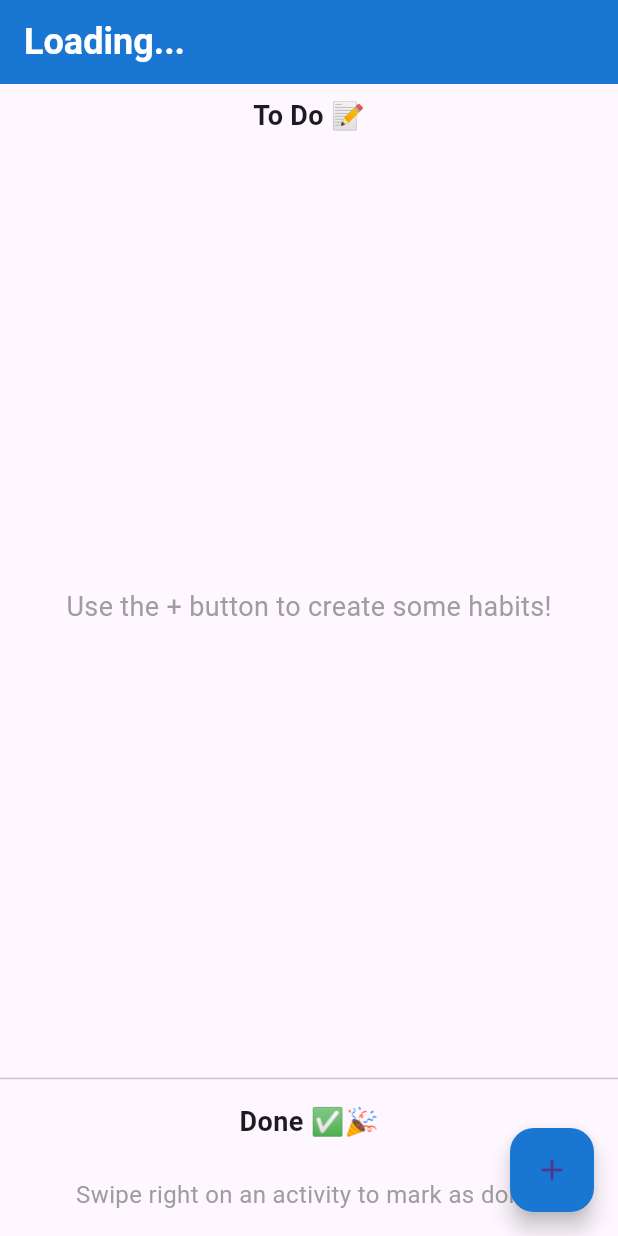
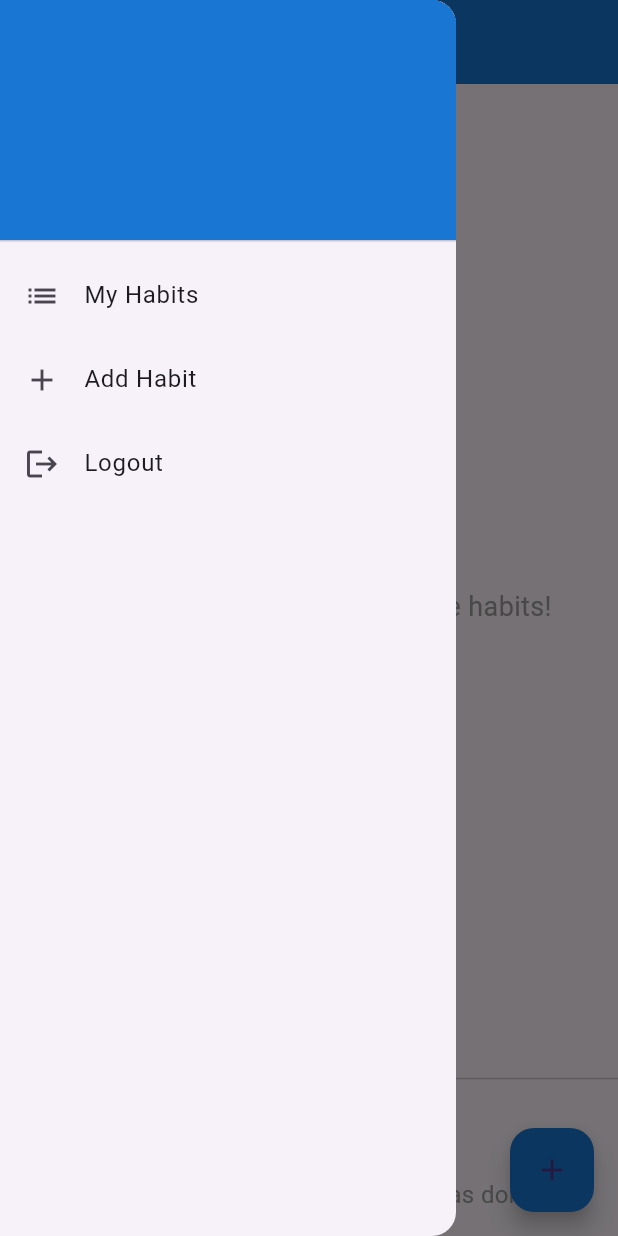
Before and after one commit to jassimhameed3-gif/habit_tracker, a Flutter app: the HabitTrackerScreen screen opened directly with empty values, with the side drawer open (before the commit the screen has no drawer), on a phone screen of 412 x 824 dp. Run offline on Flutter 3.47's test engine with Material 3 defaults, Android fonts, the phone set to English and light mode, and no system bars; our stand-ins replace fluttertoast, shared_preferences; accounts and stored records are empty.

Commit message:
Add menu drawer to Habit Tracker

```diff
--- a/lib/habit_tracker_screen.dart
+++ b/lib/habit_tracker_screen.dart
@@ -4,6 +4,7 @@ import 'package:flutter/material.dart';
 import 'package:shared_preferences/shared_preferences.dart';
 
 import 'add_habit_screen.dart';
+import 'login_screen.dart';
 
 class HabitTrackerScreen extends StatefulWidget {
   final String username;
@@ -77,6 +78,60 @@ class _HabitTrackerScreenState extends State<HabitTrackerScreen> {
         ),
         automaticallyImplyLeading: true,
       ),
+      drawer: Drawer(
+        child: ListView(
+          padding: EdgeInsets.zero,
+          children: [
+            DrawerHeader(
+              decoration: BoxDecoration(
+                color: Colors.blue.shade700,
+              ),
+              child: Text(
+                name.isNotEmpty ? name : widget.username,
+                style: const TextStyle(
+                  color: Colors.white,
+                  fontSize: 24,
+                  fontWeight: FontWeight.bold,
+                ),
+              ),
+            ),
+            ListTile(
+              leading: const Icon(Icons.list),
+              title: const Text('My Habits'),
+              onTap: () {
+                Navigator.pop(context);
+              },
+            ),
+            ListTile(
+              leading: const Icon(Icons.add),
+              title: const Text('Add Habit'),
+              onTap: () {
+                Navigator.pop(context);
+                Navigator.push(
+                  context,
+                  MaterialPageRoute(
+                    builder: (context) => const AddHabitScreen(),
+                  ),
+                ).then((_) {
+                  _loadUserData();
+                });
+              },
+            ),
+            ListTile(
+              leading: const Icon(Icons.logout),
+              title: const Text('Logout'),
+              onTap: () {
+                Navigator.pushReplacement(
+                  context,
+                  MaterialPageRoute(
+                    builder: (context) => const LoginScreen(),
+                  ),
+                );
+              },
+            ),
+          ],
+        ),
+      ),
       body: Column(
         children: [
           const Padding(
@@ -137,9 +192,9 @@ class _HabitTrackerScreenState extends State<HabitTrackerScreen> {
                     },
                   ),
                 ),
-          Divider(),
+          const Divider(),
           const Padding(
-            padding: const EdgeInsets.all(8.0),
+            padding: EdgeInsets.all(8.0),
             child: Text(
               'Done ✅🎉',
               style: TextStyle(
@@ -177,7 +232,7 @@ class _HabitTrackerScreenState extends State<HabitTrackerScreen> {
                         background: Container(
                           color: Colors.red,
                           alignment: Alignment.centerLeft,
-                          padding: EdgeInsets.symmetric(horizontal: 20),
+                          padding: const EdgeInsets.symmetric(horizontal: 20),
                           child: const Row(
                             children: [
                               Icon(Icons.undo, color: Colors.white),
@@ -203,13 +258,13 @@ class _HabitTrackerScreenState extends State<HabitTrackerScreen> {
                 Navigator.push(
                   context,
                   MaterialPageRoute(
-                    builder: (context) => AddHabitScreen(),
+                    builder: (context) => const AddHabitScreen(),
                   ),
                 ).then((_) {
                   _loadUserData(); // Reload data after returning
                 });
               },
-              child: Icon(Icons.add),
+              child: const Icon(Icons.add),
               backgroundColor: Colors.blue.shade700,
               tooltip: 'Add Habits',
             )
@@ -222,7 +277,7 @@ class _HabitTrackerScreenState extends State<HabitTrackerScreen> {
     return Card(
       shape: RoundedRectangleBorder(borderRadius: BorderRadius.circular(15)),
       color: color,
-      child: Container(
+      child: SizedBox(
         height: 60, // Adjust the height for thicker cards.
         child: ListTile(
           title: Text(
@@ -234,7 +289,7 @@ class _HabitTrackerScreenState extends State<HabitTrackerScreen> {
             ),
           ),
           trailing: isCompleted
-              ? Icon(Icons.check_circle, color: Colors.green, size: 28)
+              ? const Icon(Icons.check_circle, color: Colors.green, size: 28)
               : null,
         ),
       ),
```
